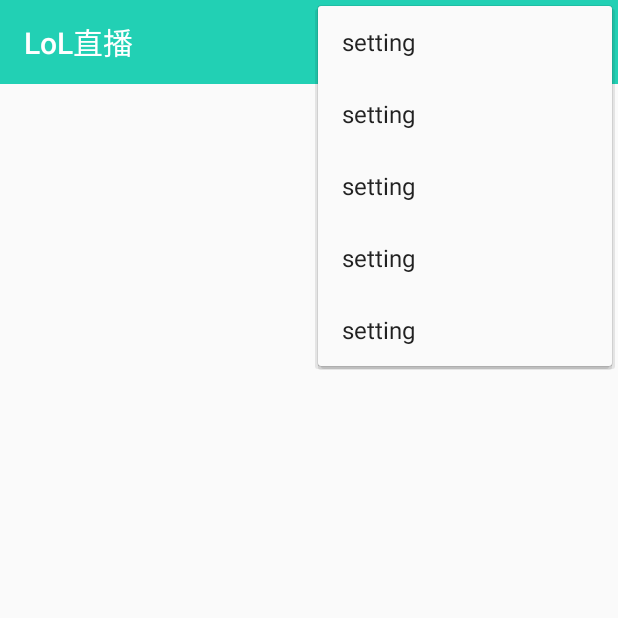
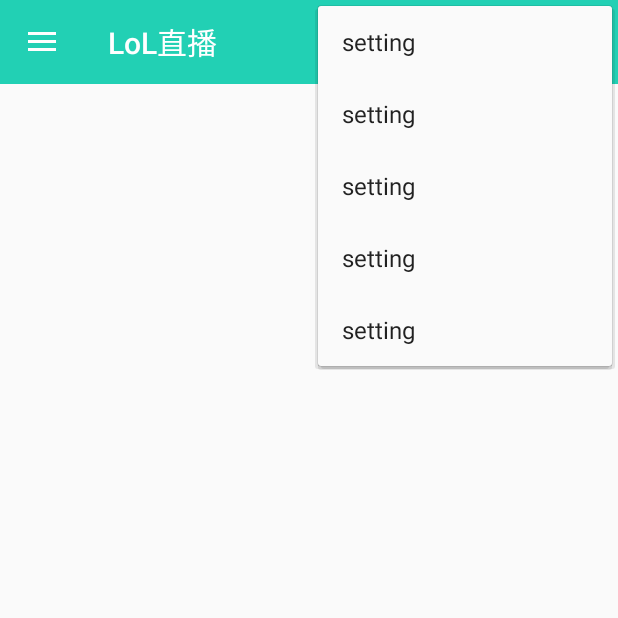
Before and after one commit to otman3339/LoLive, an Android app: the screen it shows after launch (MainActivity), with the options menu open, on a phone screen of 412 x 824 dp, the top half of it. Run offline under Robolectric (Android 15) with nearby library versions, the phone set to English and light mode, and no system bars.

```diff
--- a/app/src/main/java/com/blue339/lolive/view/activity/BaseActivity.java
+++ b/app/src/main/java/com/blue339/lolive/view/activity/BaseActivity.java
@@ -11,7 +11,7 @@ import com.blue339.lolive.R;
  */
 public class BaseActivity extends AppCompatActivity{
 
-    protected Toolbar toolbar;
+    protected Toolbar mToolbar;
 
     @Override
     protected void onCreate(Bundle savedInstanceState) {
@@ -19,7 +19,7 @@ public class BaseActivity extends AppCompatActivity{
     }
 
     protected void initBaseView() {
-        toolbar = (Toolbar) findViewById(R.id.toolbar);
+        mToolbar = (Toolbar) findViewById(R.id.toolbar);
     }
 
 }
--- a/app/src/main/java/com/blue339/lolive/view/activity/MainActivity.java
+++ b/app/src/main/java/com/blue339/lolive/view/activity/MainActivity.java
@@ -1,8 +1,9 @@
 package com.blue339.lolive.view.activity;
 
 import android.os.Bundle;
+import android.support.v4.widget.DrawerLayout;
+import android.support.v7.app.ActionBarDrawerToggle;
 import android.view.Menu;
-import android.widget.TabWidget;
 import android.widget.Toast;
 
 import com.blue339.lolive.R;
@@ -10,7 +11,8 @@ import com.blue339.lolive.R;
 public class MainActivity extends BaseActivity {
 
     private long mExitTime = 0;
-    private TabWidget tabs;
+    private DrawerLayout mDrawerLayout;
+    private ActionBarDrawerToggle mDrawerToggle;
 
     @Override
     protected void onCreate(Bundle savedInstanceState) {
@@ -21,7 +23,16 @@ public class MainActivity extends BaseActivity {
 
     protected void initView() {
         initBaseView();
-        setSupportActionBar(toolbar);
+        setSupportActionBar(mToolbar);
+
+        getSupportActionBar().setDisplayHomeAsUpEnabled(true);
+
+        mDrawerLayout = (DrawerLayout) findViewById(R.id.drawer);
+        mDrawerToggle = new ActionBarDrawerToggle(this, mDrawerLayout, mToolbar, R.string.channel,
+                R.string.follow);
+        mDrawerToggle.syncState();
+        mDrawerLayout.addDrawerListener(mDrawerToggle);
+
     }
 
     @Override
--- a/app/src/main/res/layout/activity_main.xml
+++ b/app/src/main/res/layout/activity_main.xml
@@ -1,11 +1,29 @@
 <?xml version="1.0" encoding="utf-8"?>
-<LinearLayout xmlns:android="http://schemas.android.com/apk/res/android"
+<android.support.v4.widget.DrawerLayout xmlns:android="http://schemas.android.com/apk/res/android"
+    xmlns:app="http://schemas.android.com/apk/res-auto"
     xmlns:tools="http://schemas.android.com/tools"
+    android:id="@+id/drawer"
     android:layout_width="match_parent"
     android:layout_height="match_parent"
-    android:orientation="vertical"
-    tools:context=".MainActivity">
+    android:fitsSystemWindows="true">
 
-    <include layout="@layout/toolbar" />
+    <LinearLayout
+        android:layout_width="match_parent"
+        android:layout_height="match_parent"
+        android:orientation="vertical"
+        tools:context="view.activity.MainActivity">
 
-</LinearLayout>
+        <include layout="@layout/toolbar" />
+
+    </LinearLayout>
+
+    <android.support.design.widget.NavigationView
+        android:id="@+id/nav_view"
+        android:layout_width="wrap_content"
+        android:layout_height="match_parent"
+        android:layout_gravity="start"
+        android:background="@android:color/white"
+        app:headerLayout="@layout/nav_header_main"
+        app:menu="@menu/menu_main" />
+
+</android.support.v4.widget.DrawerLayout>
--- a/app/src/main/res/values/colors.xml
+++ b/app/src/main/res/values/colors.xml
@@ -1,7 +1,7 @@
 <?xml version="1.0" encoding="utf-8"?>
 <resources>
     <color name="colorPrimary">#22D0B4</color>
-    <color name="colorPrimaryDark">#f00</color>
+    <color name="colorPrimaryDark">#22D0B4</color>
     <color name="colorAccent">#FF4081</color>
 
     <color name="colorTheme">#22D0B4</color>
```
Also changed, not shown: app/src/main/res/layout/nav_header_main.xml (added, +23 -0 lines).
